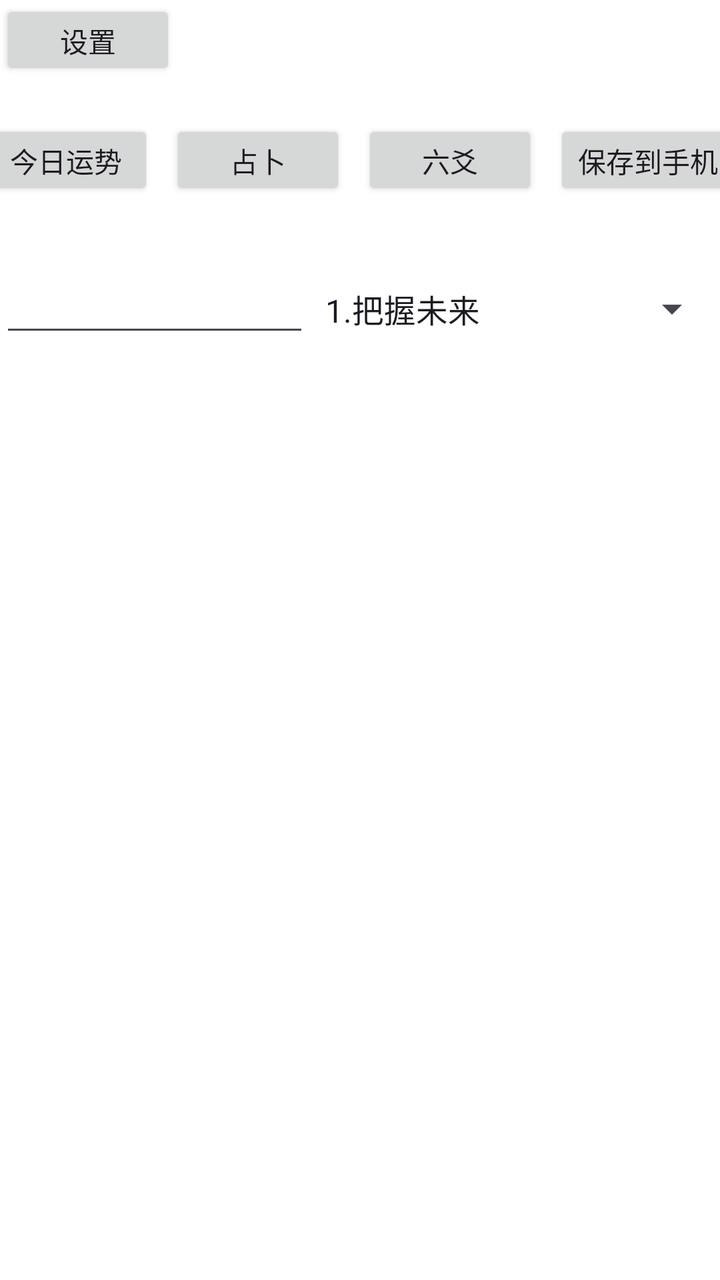
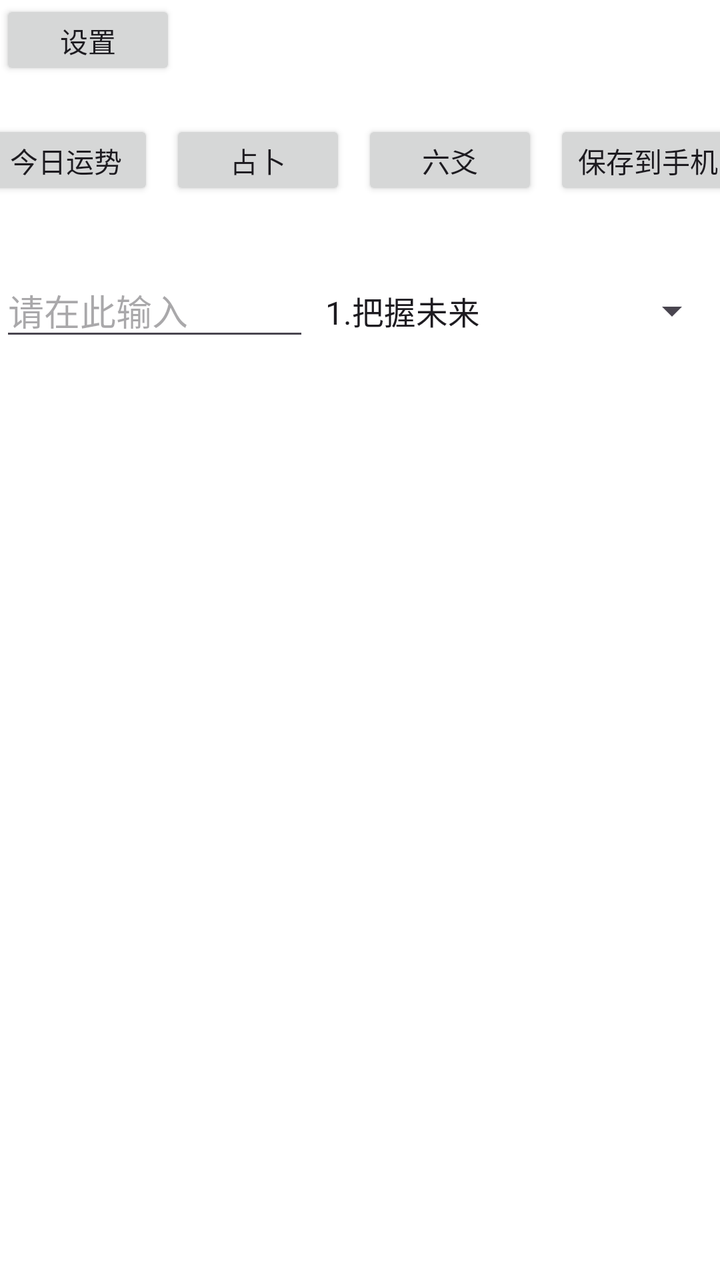

Compare the two renders of this Android layout. The source of the first and the diff that turns it into the second are given below.
<!-- AndroidManifest.xml: application theme Theme._333 -->
<!-- res/layout/activity_main.xml -->
<?xml version="1.0" encoding="utf-8"?>
<androidx.constraintlayout.widget.ConstraintLayout
    xmlns:android="http://schemas.android.com/apk/res/android"
    xmlns:app="http://schemas.android.com/apk/res-auto"
    xmlns:tools="http://schemas.android.com/tools"
    android:id="@+id/main"
    android:layout_width="match_parent"
    android:background="#FFFFFF"
    android:layout_height="match_parent"
    tools:context=".MainActivity">

    

    <Button
        android:id="@+id/button4"
        android:layout_width="wrap_content"
        android:layout_height="40dp"
        android:layout_marginLeft="4dp"
        android:text="设置"/>

    <Button
        android:id="@+id/button1"
        android:layout_width="wrap_content"
        android:layout_height="40dp"
        android:layout_marginLeft="4dp"
        android:layout_marginRight="4dp"
        android:layout_marginTop="60dp"
        android:text="今日运势"
        app:layout_constraintHorizontal_chainStyle="spread"
        app:layout_constraintLeft_toLeftOf="parent"
        app:layout_constraintRight_toLeftOf="@+id/button2"
        app:layout_constraintTop_toBottomOf="@id/button4"
        app:layout_constraintTop_toTopOf="parent" />

    <Button
        android:id="@+id/button2"
        android:layout_width="wrap_content"
        android:layout_height="40dp"
        android:layout_marginLeft="4dp"
        android:layout_marginRight="4dp"
        android:text="占卜"
        app:layout_constraintBottom_toBottomOf="@+id/button1"
        app:layout_constraintLeft_toRightOf="@+id/button1"
        app:layout_constraintRight_toLeftOf="@+id/button5"
        app:layout_constraintTop_toTopOf="@+id/button1"
        app:layout_constraintVertical_bias="0.0" />

    <Button
        android:id="@+id/button5"
        android:layout_width="wrap_content"
        android:layout_height="40dp"
        android:layout_marginLeft="4dp"
        android:layout_marginRight="4dp"
        android:text="六爻"
        app:layout_constraintBottom_toBottomOf="@+id/button1"
        app:layout_constraintLeft_toRightOf="@+id/button2"
        app:layout_constraintRight_toLeftOf="@+id/button3"
        app:layout_constraintTop_toTopOf="@+id/button1"
        app:layout_constraintVertical_bias="0.0" />

    <Button
        android:id="@+id/button3"
        android:layout_width="wrap_content"
        android:layout_height="40dp"
        android:layout_marginLeft="4dp"
        android:layout_marginRight="4dp"
        android:text="保存到手机"
        app:layout_constraintLeft_toRightOf="@+id/button5"
        app:layout_constraintRight_toRightOf="parent"
        app:layout_constraintTop_toTopOf="@+id/button1"
        app:layout_constraintBottom_toBottomOf="@+id/button1" />

    

    

    <LinearLayout
        android:id="@+id/linearLayout"
        android:layout_width="match_parent"
        android:layout_height="100dp"
        android:layout_marginTop="32dp"
        android:orientation="horizontal"
        app:layout_constraintTop_toBottomOf="@+id/button2"
        tools:layout_editor_absoluteX="0dp">

        <EditText
            android:id="@+id/editText"
            android:layout_width="0dp"
            android:layout_height="wrap_content"
            android:layout_weight="1"
            android:hint=""
            android:inputType="textPersonName"
            app:layout_constraintEnd_toStartOf="@+id/spinner"
            tools:layout_editor_absoluteY="112dp" />

        <Spinner
            android:id="@+id/spinner"
            android:layout_width="wrap_content"
            android:layout_height="wrap_content"
            android:entries="@array/horoscope_options"
            app:layout_constraintBottom_toBottomOf="@+id/editText"
            app:layout_constraintTop_toTopOf="@+id/editText"
            app:layout_constraintVertical_bias="0.521"
            tools:layout_editor_absoluteX="247dp" />

    </LinearLayout>

    <ScrollView
        android:id="@+id/scrollView"
        android:layout_width="381dp"
        android:layout_height="445dp"
        android:layout_marginLeft="16dp"
        android:layout_marginRight="16dp"
        android:layout_marginBottom="20dp"
        app:layout_constraintBottom_toBottomOf="parent"
        app:layout_constraintHorizontal_bias="1.0"
        app:layout_constraintLeft_toLeftOf="parent"
        app:layout_constraintRight_toRightOf="parent"
        app:layout_constraintTop_toBottomOf="@+id/linearLayout"
        app:layout_constraintVertical_bias="0.529">

        <TextView
            android:textIsSelectable="true"
            android:id="@+id/textView"
            android:layout_width="match_parent"
            android:layout_height="wrap_content"
            android:background="#ffffff"
            android:padding="8dp"
            android:text="结果" />
    </ScrollView>


</androidx.constraintlayout.widget.ConstraintLayout>
<!-- resources referenced by this layout -->
<resources>
  <string-array name="horoscope_options">
      <item>1.把握未来</item>
      <item>2.yes or no</item>
      <item>3.得失</item>
      <item>4.进展</item>
      <item>5.创意</item>
      <item>6.阻力</item>
      <item>7.压力、困难、未来</item>
      <item>8.选择</item>
      <item>9.了解自己</item>
      <item>10.命运</item>
      <item>11.今日事件</item>
      <item>12.今天的工作</item>
      <item>13.今天金字塔</item>
      <item>14.目标</item>
      <item>15.新机会</item>
      <item>16.工作</item>
      <item>17. 合作</item>
      <item>18.恋爱前景</item>
      <item>19.自我探索牌阵</item>
      <item>20.分手</item>
      <item>21.检验爱情</item>
      <item>22.关系</item>
      <item>23.爱已消失</item>
      <item>24.再见</item>
      <item>25.金钱</item>
      <item>26.工作事业牌阵</item>
      <item>27.一受的爱</item>
      <item>28.真命天子</item>
      <item>29.新的恋情</item>
      <item>30.友谊牌阵</item>
      <item>31.收获</item>
      <item>32.健康/幸福牌阵</item>
  
  
  </string-array>
  <style name="Theme._333" parent="Base.Theme._333" />
  <style name="Base.Theme._333" parent="Theme.Material3.DayNight.NoActionBar">
          
          
      </style>
</resources>

<!-- the commit's change to res/layout/activity_main.xml (unified diff, before → after) -->
@@ -88,7 +88,7 @@
             android:layout_width="0dp"
             android:layout_height="wrap_content"
             android:layout_weight="1"
-            android:hint=""
+            android:hint="请在此输入"
             android:inputType="textPersonName"
             app:layout_constraintEnd_toStartOf="@+id/spinner"
             tools:layout_editor_absoluteY="112dp" />
